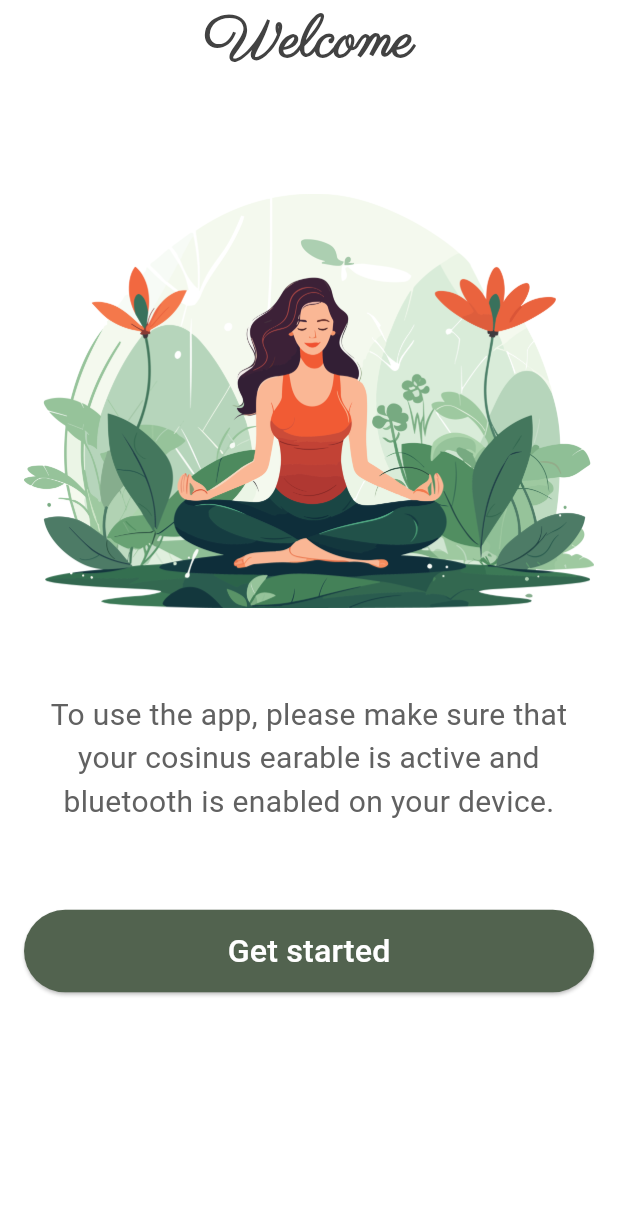
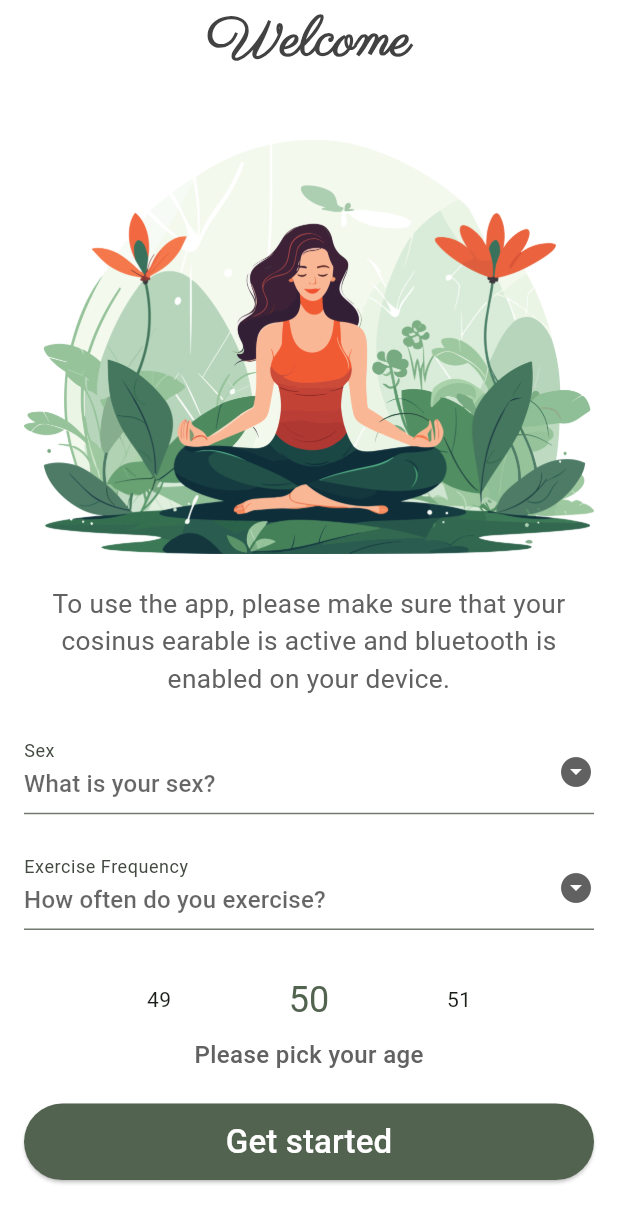
Before and after one commit to urmhe/yoga_body_tracker, a Flutter app: the screen it shows after launch, on a phone screen of 412 x 824 dp. Shown: the top 1223 px of the screen. Run offline on Flutter 3.47's test engine with Material 3 defaults, Android fonts, the phone set to English and light mode, and no system bars; drawn by our look-alikes of numberpicker; our stand-ins replace flutter_blue, permission_handler, synchronized, tuple.

Commit message:
1. Updated home page with new user input elements 2. Generally reformatted a lot of code 3. Updated UI of body tracker page

```diff
--- a/lib/global.dart
+++ b/lib/global.dart
@@ -6,7 +6,7 @@ import 'package:flutter/material.dart';
 final TextStyle appBarTextStyle =  TextStyle(
   color: Colors.grey.shade800,
   fontFamily: 'Parisienne',
-  fontSize: 38.0,
+  fontSize: 37.0,
   fontWeight: FontWeight.bold
 );
 
--- a/lib/pages/home_page.dart
+++ b/lib/pages/home_page.dart
@@ -1,5 +1,8 @@
+import 'package:chillout_hrm/util/enum.dart';
 import 'package:chillout_hrm/widgets/error_snackbar_content.dart';
 import 'package:flutter/material.dart';
+import 'package:numberpicker/numberpicker.dart';
+import '../util/user_data.dart';
 import '../widgets/rounded_button.dart';
 import '../global.dart';
 import 'package:flutter_blue/flutter_blue.dart';
@@ -7,48 +10,66 @@ import 'package:flutter_blue/flutter_blue.dart';
 /// Landingpage of the App which provides some information about how to use the app and offer navigation to bluetooth devices
 /// as well as to the body tracking page
 class HomePage extends StatefulWidget {
-
   const HomePage({super.key});
 
-  static const double _disclaimerFontSize = 20.0;
+  static const double _disclaimerFontSize = 17.5;
 
   @override
   State<HomePage> createState() => _HomePageState();
 }
 
 class _HomePageState extends State<HomePage> {
-
   //appbar title
   final String _title = 'Welcome';
 
   // Strings used throughout the page
-  final String _disclaimerText = "To use the app, please make sure that your cosinus earable is active and bluetooth is enabled on your device.";
+  final String _disclaimerText =
+      "To use the app, please make sure that your cosinus earable is active and bluetooth is enabled on your device.";
   final String _startButtonText = "Get started";
+  final String _sexDropDownHint = 'What is your sex?';
+  final String _exerciseFrequencyDropDownHint = 'How often do you exercise?';
+
+  // error messages
   final String _errorBluetoothOff = 'Please turn on bluetooth';
   final String _errorBtNotSupported = 'This device does not support bluetooth';
+  final String _dataMissing = 'Please fill out all fields.';
+
+  // user data variables
+  Sex? _sex;
+  ExerciseFrequency? _frequency;
+  int _userAge = 50;
 
   /// Navigate to the body tracker page
   void _navigateBodyTracking() async {
+    UserData user;
+    // if the user hasn't filled out some of the fields, then we show error and return
+    if (_sex != null && _frequency != null) {
+      user = UserData(
+          sex: _sex as Sex,
+          frequency: _frequency as ExerciseFrequency,
+          age: _userAge);
+    } else {
+      showSnackBarError(_dataMissing);
+      return;
+    }
+
     // check if device supports bluetooth
-    if(await FlutterBlue.instance.isAvailable) {
-
+    if (await FlutterBlue.instance.isAvailable) {
       // check if bluetooth is on and respond with going to the scanning page or showing error
       // after await check if context is still valid and proceed only if it is
       if (await FlutterBlue.instance.isOn) {
-        if(!context.mounted) return;
+        if (!context.mounted) return;
         Navigator.pushNamed(context, scanRoute);
       } else {
         showSnackBarError(_errorBluetoothOff);
       }
-
     } else {
       showSnackBarError(_errorBtNotSupported);
     }
-
   }
 
   /// Shows a snackbar error message at the bottom of the screen after checking
-  /// that the context is still valid
+  /// that the buildcontext is still valid
   Future showSnackBarError(String message) async {
     if (!context.mounted) return;
     ScaffoldMessenger.of(context).showSnackBar(SnackBar(
@@ -61,24 +82,25 @@ class _HomePageState extends State<HomePage> {
         duration: const Duration(seconds: 10),
         elevation: 0,
         backgroundColor: Theme.of(context).colorScheme.errorContainer,
-        content: ErrorSnackbarContent(context: context, message: message,))
-    );
+        content: ErrorSnackbarContent(
+          context: context,
+          message: message,
+        )));
   }
-
 
   @override
   Widget build(BuildContext context) {
     return Scaffold(
+      // home page
       backgroundColor: backgroundColor,
       appBar: AppBar(
         // Appbar containing only a title
         centerTitle: true,
         backgroundColor: backgroundColor,
-        title: Text(_title,
-          style: appBarTextStyle
-        ),
+        title: Text(_title, style: appBarTextStyle),
       ),
       body: Center(
+        // app body
         child: Padding(
           // padding for all elements of the home page
           padding: const EdgeInsets.all(veryLargeSpacing),
@@ -90,8 +112,7 @@ class _HomePageState extends State<HomePage> {
                   // Illustration at the top of the page
                   'assets/images/yoga_illustration.png',
                   fit: BoxFit.fitWidth,
-                    width: double.infinity
-                ),
+                  width: double.infinity),
               Text(
                 // Text widget containing the disclaimer
                 _disclaimerText,
@@ -100,16 +121,78 @@ class _HomePageState extends State<HomePage> {
                     fontSize: HomePage._disclaimerFontSize,
                     color: Colors.grey.shade700),
               ),
+              DropdownButtonFormField(
+                  // dropdown for choosing sex
+                  hint: Text(_sexDropDownHint),
+                  value: _sex,
+                  icon: const Icon(
+                    Icons.arrow_drop_down_circle,
+                  ),
+                  decoration: const InputDecoration(
+                    label: Text('Sex'),
+                  ),
+                  isExpanded: true,
+                  items: Sex.values
+                      .map((item) => DropdownMenuItem(
+                            value: item,
+                            child: Text(item.string),
+                          ))
+                      .toList(),
+                  onChanged: (val) {
+                    setState(() {
+                      _sex = val;
+                    });
+                  }),
+              DropdownButtonFormField(
+                  // dropdown for choosing exercise frequency
+                  hint: Text(_exerciseFrequencyDropDownHint),
+                  value: _frequency,
+                  icon: const Icon(
+                    Icons.arrow_drop_down_circle,
+                  ),
+                  decoration: const InputDecoration(
+                    label: Text('Exercise Frequency'),
+                  ),
+                  isExpanded: true,
+                  items: ExerciseFrequency.values
+                      .map((item) => DropdownMenuItem(
+                            value: item,
+                            child: Text(item.string),
+                          ))
+                      .toList(),
+                  onChanged: (val) {
+                    setState(() {
+                      _frequency = val;
+                    });
+                  }),
+              Column(
+                // column which contains the age picker and its subtext
+                children: [
+                  NumberPicker(
+                    axis: Axis.horizontal,
+                    step: 1,
+                    minValue: 10,
+                    maxValue: 100,
+                    value: _userAge,
+                    onChanged: (int value) {
+                      setState(() {
+                        _userAge = value;
+                      });
+                    },
+                  ),
+                  Text('Please pick your age',
+                      style: TextStyle(
+                          fontSize: 16,
+                          color: Colors.grey.shade700,
+                          fontWeight: FontWeight.w500))
+                ],
+              ),
               LargeRoundedButton(
                   // Button to go to the body tracking page
                   backgroundColor: Theme.of(context).colorScheme.secondary,
-                    textColor: Theme.of(context).colorScheme.onSecondary, buttonText: _startButtonText,
-                    onPressed:_navigateBodyTracking
-                ),
-                const SizedBox(
-                  // Add extra space at the bottom so that error snackbar doesn't overlap with button
-                  height: veryLargeSpacing * 2,
-                )
+                  textColor: Theme.of(context).colorScheme.onSecondary,
+                  buttonText: _startButtonText,
+                  onPressed: _navigateBodyTracking),
             ],
           ),
         ),
--- /dev/null
+++ b/lib/util/enum.dart
@@ -0,0 +1,39 @@
+
+
+/// Enum containing the sex of a human.
+enum Sex {
+  male, female
+}
+
+extension SexExtension on Sex {
+  String get string {
+    switch(this) {
+      case Sex.male:
+        return 'Male';
+      case Sex.female:
+        return 'Female';
+      default:
+        throw Exception('Enum type: $this doesn\'t exist');
+    }
+  }
+}
+
+/// Enum describing the frequency at which the user exercises.
+enum ExerciseFrequency {
+  rarely, sometimes, regularly
+}
+
+extension ExerciseFrequencyExtension on ExerciseFrequency {
+  String get string {
+    switch(this) {
+      case ExerciseFrequency.rarely:
+        return 'Rarely';
+      case ExerciseFrequency.sometimes:
+        return 'Sometimes';
+      case ExerciseFrequency.regularly:
+        return 'Regularly';
+      default:
+        throw Exception('Enum type: $this doesn\'t exist.');
+    }
+  }
+}
--- /dev/null
+++ b/lib/util/user_data.dart
@@ -0,0 +1,14 @@
+
+import 'package:chillout_hrm/util/enum.dart';
+
+/// This class is used to represent the relevant aspects of a user
+class UserData {
+
+  UserData({required this.sex, required this.frequency, required this.age});
+
+  final Sex sex;
+  final ExerciseFrequency frequency;
+  final int age;
+}
+
+class UserDataEvaluator {}
--- a/lib/widgets/rounded_button.dart
+++ b/lib/widgets/rounded_button.dart
@@ -1,3 +1,4 @@
+import 'package:chillout_hrm/global.dart';
 import 'package:flutter/material.dart';
 
 /// This is a large rounded button which can be reused. The button is prestyled but offers the ability to define the background color,
@@ -12,16 +13,15 @@ class LargeRoundedButton extends StatelessWidget {
     required this.onPressed,
   });
 
-  // Values that are passed to ElevatedButton
   final Color backgroundColor;
   final String buttonText;
   final Color textColor;
   final VoidCallback onPressed;
 
   // Elements used for styling
-  static const double _paddingVal = 12.0;
-  static const double _fontsize = 21.5;
-  static const double _minHeight = 50.0;
+  static const double _fontsize = 22;
+  static const double _minHeight = 45.0;
+  static const double _paddingSize = 10.0;
 
 
   @override
@@ -31,7 +31,7 @@ class LargeRoundedButton extends StatelessWidget {
         style: ButtonStyle(
             minimumSize: const MaterialStatePropertyAll<Size>(Size.fromHeight(_minHeight)),
             backgroundColor: MaterialStatePropertyAll<Color>(backgroundColor),
-            padding: const MaterialStatePropertyAll<EdgeInsetsGeometry>(EdgeInsets.all(_paddingVal))
+            padding: const MaterialStatePropertyAll<EdgeInsetsGeometry>(EdgeInsets.all(_paddingSize))
         ),
         child: Text(buttonText,
           style: TextStyle(color: textColor, fontSize: _fontsize),)
--- a/pubspec.yaml
+++ b/pubspec.yaml
@@ -40,6 +40,7 @@ dependencies:
   tuple: ^2.0.0
   flutter_blue: ^0.8.0
   synchronized: ^3.1.0
+  numberpicker: ^2.1.2
 
 dev_dependencies:
   flutter_test:
```
Also changed, not shown: lib/pages/body_tracker_page.dart (+138 -98 lines), lib/pages/scan_page.dart (+40 -34 lines), lib/widgets/custom_dialog.dart (added, +34 -0 lines), lib/widgets/double_box_row.dart (+20 -21 lines), lib/widgets/evaluation_container.dart (deleted, +0 -27 lines), pubspec.lock. Lines whose indentation alone changed are shown as unchanged.
